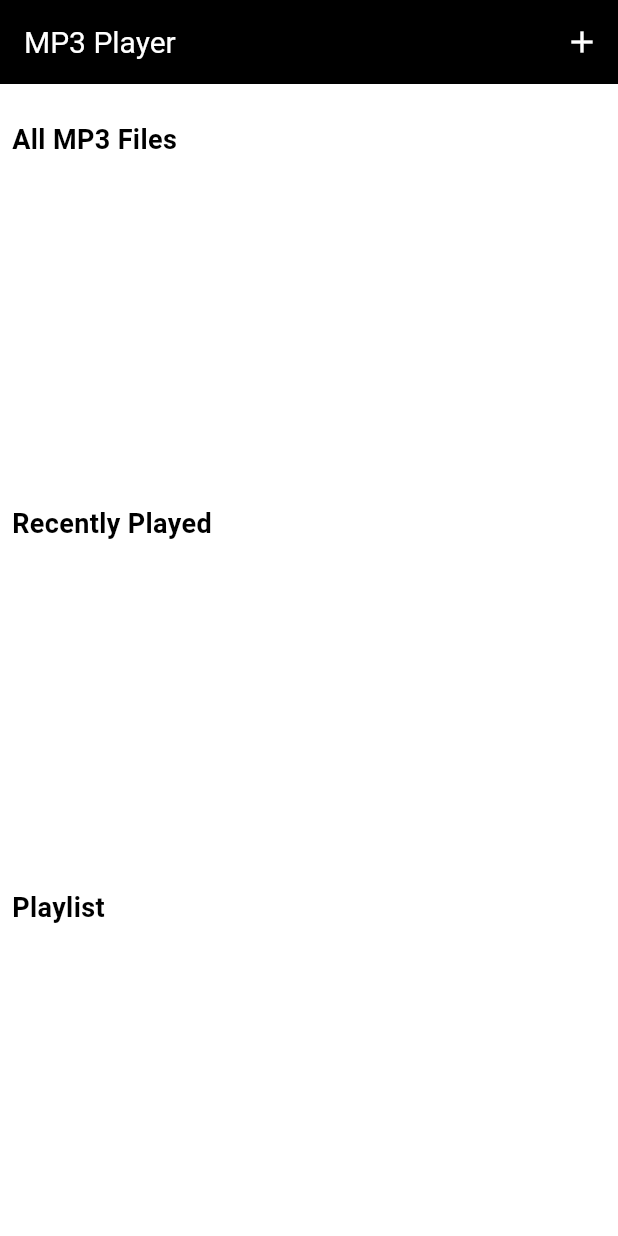
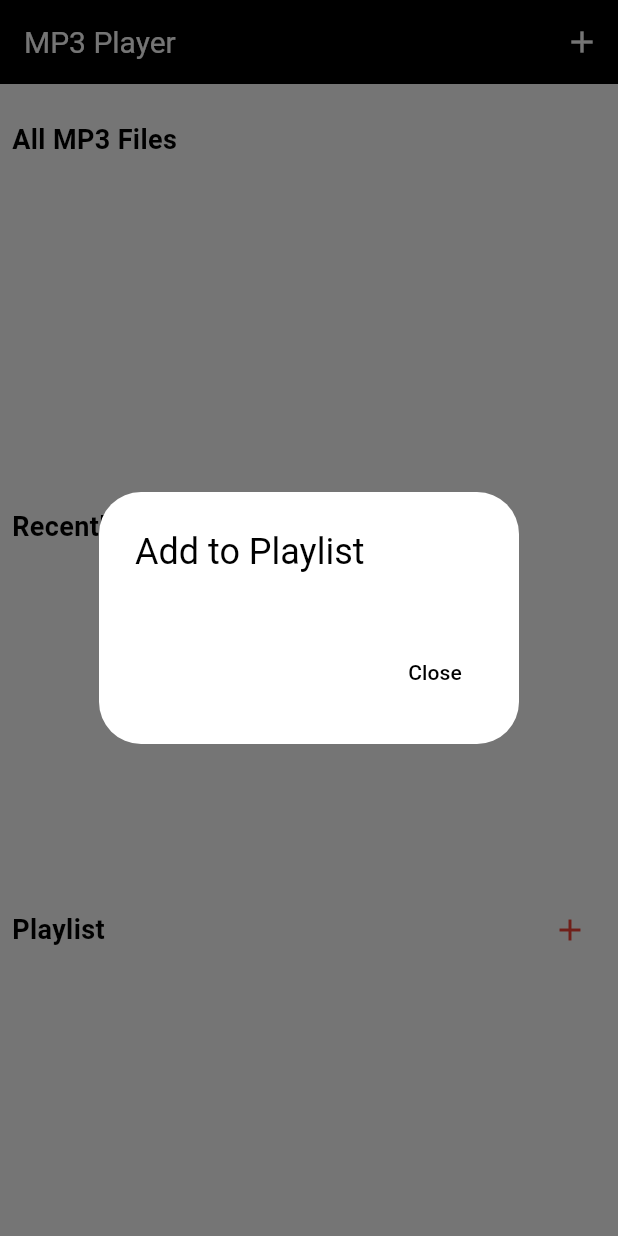
Before and after one commit to SungminPark1997/break-point, a Flutter app: the screen it shows after launch, after a tap on the "add" icon, on a phone screen of 412 x 824 dp. Run offline on Flutter 3.47's test engine with Material 3 defaults, Android fonts, the phone set to English and light mode, and no system bars; our stand-ins replace audioplayers, file_picker; missing offline and left inert: flutter_media_metadata.

```diff
--- a/lib/main.dart
+++ b/lib/main.dart
@@ -1,8 +1,5 @@
-import 'package:breakpoint/player_screen.dart';
+import 'package:breakpoint/mp3player_screen.dart';
 import 'package:flutter/material.dart';
-import 'package:audioplayers/audioplayers.dart';
-import 'package:file_picker/file_picker.dart';
-import 'dart:io';
 
 void main() => runApp(const MP3PlayerApp());
 
@@ -42,174 +39,3 @@ class MP3PlayerApp extends StatelessWidget {
     );
   }
 }
-
-class MP3PlayerScreen extends StatefulWidget {
-  const MP3PlayerScreen({super.key});
-
-  @override
-  _MP3PlayerScreenState createState() => _MP3PlayerScreenState();
-}
-
-class _MP3PlayerScreenState extends State<MP3PlayerScreen> {
-  final AudioPlayer _audioPlayer = AudioPlayer();
-  final List<File> _mp3Files = [];
-  File? _currentlyPlaying;
-  final List<File> _recentlyPlayed = [];
-  final List<File> _playlist = [];
-
-  @override
-  Widget build(BuildContext context) {
-    return Scaffold(
-      appBar: AppBar(
-        title: const Text('MP3 Player'),
-        actions: [
-          IconButton(
-            icon: const Icon(
-              Icons.add,
-              color: Colors.white,
-            ),
-            onPressed: _addMP3Files,
-          ),
-        ],
-      ),
-      body: Column(
-        crossAxisAlignment: CrossAxisAlignment.start,
-        children: [
-          _currentlyPlaying != null
-              ? Padding(
-                  padding: const EdgeInsets.all(8.0),
-                  child: Container(
-                    decoration: BoxDecoration(
-                      color: Colors.black12,
-                      borderRadius: BorderRadius.circular(10),
-                    ),
-                    child: ListTile(
-                      title: Text(
-                        _currentlyPlaying!.path.split('/').last,
-                        style: const TextStyle(color: Colors.black),
-                      ),
-                      subtitle: const Text(
-                        'Currently Playing',
-                        style: TextStyle(color: Colors.red),
-                      ),
-                      trailing: IconButton(
-                        icon: const Icon(Icons.stop, color: Colors.red),
-                        onPressed: _stop,
-                      ),
-                    ),
-                  ),
-                )
-              : Container(),
-          const Divider(),
-          const Padding(
-            padding: EdgeInsets.all(8.0),
-            child: Text(
-              'All MP3 Files',
-              style: TextStyle(
-                  fontSize: 18,
-                  fontWeight: FontWeight.bold,
-                  color: Colors.black),
-            ),
-          ),
-          Expanded(
-            child: ListView.builder(
-              itemCount: _mp3Files.length,
-              itemBuilder: (context, index) {
-                return ListTile(
-                  title: Text(_mp3Files[index].path.split('/').last),
-                  onTap: () => _play(_mp3Files[index]),
-                  trailing: const Icon(Icons.play_arrow, color: Colors.red),
-                );
-              },
-            ),
-          ),
-          const Divider(),
-          const Padding(
-            padding: EdgeInsets.all(8.0),
-            child: Text(
-              'Recently Played',
-              style: TextStyle(
-                  fontSize: 18,
-                  fontWeight: FontWeight.bold,
-                  color: Colors.black),
-            ),
-          ),
-          Expanded(
-            child: ListView.builder(
-              itemCount: _recentlyPlayed.length,
-              itemBuilder: (context, index) {
-                return ListTile(
-                  title: Text(_recentlyPlayed[index].path.split('/').last),
-                  onTap: () => _play(_recentlyPlayed[index]),
-                  trailing: const Icon(Icons.history, color: Colors.red),
-                );
-              },
-            ),
-          ),
-          const Divider(),
-          const Padding(
-            padding: EdgeInsets.all(8.0),
-            child: Text(
-              'Playlist',
-              style: TextStyle(
-                  fontSize: 18,
-                  fontWeight: FontWeight.bold,
-                  color: Colors.black),
-            ),
-          ),
-          Expanded(
-            child: ListView.builder(
-              itemCount: _playlist.length,
-              itemBuilder: (context, index) {
-                return ListTile(
-                  title: Text(_playlist[index].path.split('/').last),
-                  onTap: () => _play(_playlist[index]),
-                  trailing: const Icon(Icons.queue_music, color: Colors.red),
-                );
-              },
-            ),
-          ),
-        ],
-      ),
-    );
-  }
-
-  void _addMP3Files() async {
-    FilePickerResult? result = await FilePicker.platform.pickFiles(
-      allowMultiple: true,
-      type: FileType.custom,
-      allowedExtensions: ['mp3'],
-    );
-
-    if (result != null) {
-      List<File> files = result.paths.map((path) => File(path!)).toList();
-      setState(() {
-        _mp3Files.addAll(files);
-      });
-    }
-  }
-
-  void _play(File file) {
-    setState(() {
-      if (!_recentlyPlayed.contains(file)) {
-        _recentlyPlayed.insert(0, file);
-      } else {
-        _recentlyPlayed.remove(file);
-        _recentlyPlayed.insert(0, file);
-      }
-    });
-    Navigator.push(
-      context,
-      MaterialPageRoute(
-        builder: (context) => PlayerScreen(file: file),
-      ),
-    );
-  }
-
-  void _stop() async {
-    await _audioPlayer.stop();
-    setState(() {
-      _currentlyPlaying = null;
-    });
-  }
-}
--- /dev/null
+++ b/lib/mp3player_screen.dart
@@ -0,0 +1,230 @@
+import 'dart:io';
+
+import 'package:audioplayers/audioplayers.dart';
+import 'package:breakpoint/player_screen.dart';
+import 'package:file_picker/file_picker.dart';
+import 'package:flutter/material.dart';
+
+class MP3PlayerScreen extends StatefulWidget {
+  const MP3PlayerScreen({super.key});
+
+  @override
+  _MP3PlayerScreenState createState() => _MP3PlayerScreenState();
+}
+
+class _MP3PlayerScreenState extends State<MP3PlayerScreen> {
+  final AudioPlayer _audioPlayer = AudioPlayer();
+  final List<File> _mp3Files = [];
+  File? _currentlyPlaying;
+  final List<File> _recentlyPlayed = [];
+  final List<File> _playlist = [];
+
+  void _addMP3Files() async {
+    FilePickerResult? result = await FilePicker.platform.pickFiles(
+      allowMultiple: true,
+      type: FileType.custom,
+      allowedExtensions: ['mp3'],
+    );
+
+    if (result != null) {
+      List<File> files = result.paths.map((path) => File(path!)).toList();
+      setState(() {
+        _mp3Files.addAll(files);
+      });
+    }
+  }
+
+  void _play(File file) {
+    setState(() {
+      if (!_recentlyPlayed.contains(file)) {
+        _recentlyPlayed.insert(0, file);
+      } else {
+        _recentlyPlayed.remove(file);
+        _recentlyPlayed.insert(0, file);
+      }
+    });
+    Navigator.push(
+      context,
+      MaterialPageRoute(
+        builder: (context) => PlayerScreen(file: file),
+      ),
+    );
+  }
+
+  void _stop() async {
+    await _audioPlayer.stop();
+    setState(() {
+      _currentlyPlaying = null;
+    });
+  }
+
+  void _showAddToPlaylistDialog() {
+    showDialog(
+      context: context,
+      builder: (BuildContext context) {
+        return AlertDialog(
+          title: const Text('Add to Playlist'),
+          content: SingleChildScrollView(
+            child: ListBody(
+              children: _mp3Files.map((file) {
+                return CheckboxListTile(
+                  title: Text(file.path.split('/').last),
+                  value: _playlist.contains(file),
+                  onChanged: (bool? value) {
+                    setState(() {
+                      if (value == true) {
+                        _playlist.add(file);
+                      } else {
+                        _playlist.remove(file);
+                      }
+                    });
+                    Navigator.of(context).pop();
+                  },
+                );
+              }).toList(),
+            ),
+          ),
+          actions: <Widget>[
+            TextButton(
+              child: const Text('Close'),
+              onPressed: () {
+                Navigator.of(context).pop();
+              },
+            ),
+          ],
+        );
+      },
+    );
+  }
+
+  @override
+  Widget build(BuildContext context) {
+    return Scaffold(
+      appBar: AppBar(
+        title: const Text('MP3 Player'),
+        actions: [
+          IconButton(
+            icon: const Icon(
+              Icons.add,
+              color: Colors.white,
+            ),
+            onPressed: _addMP3Files,
+          ),
+        ],
+      ),
+      body: SingleChildScrollView(
+        child: Column(
+          crossAxisAlignment: CrossAxisAlignment.start,
+          children: [
+            _currentlyPlaying != null
+                ? Padding(
+                    padding: const EdgeInsets.all(8.0),
+                    child: Container(
+                      decoration: BoxDecoration(
+                        color: Colors.black12,
+                        borderRadius: BorderRadius.circular(10),
+                      ),
+                      child: ListTile(
+                        title: Text(
+                          _currentlyPlaying!.path.split('/').last,
+                          style: const TextStyle(color: Colors.black),
+                        ),
+                        subtitle: const Text(
+                          'Currently Playing',
+                          style: TextStyle(color: Colors.red),
+                        ),
+                        trailing: IconButton(
+                          icon: const Icon(Icons.stop, color: Colors.red),
+                          onPressed: _stop,
+                        ),
+                      ),
+                    ),
+                  )
+                : Container(),
+            const Divider(),
+            const Padding(
+              padding: EdgeInsets.all(8.0),
+              child: Text(
+                'All MP3 Files',
+                style: TextStyle(
+                    fontSize: 18,
+                    fontWeight: FontWeight.bold,
+                    color: Colors.black),
+              ),
+            ),
+            SizedBox(
+              height: 200,
+              child: ListView.builder(
+                itemCount: _mp3Files.length,
+                itemBuilder: (context, index) {
+                  return ListTile(
+                    title: Text(_mp3Files[index].path.split('/').last),
+                    onTap: () => _play(_mp3Files[index]),
+                    trailing: const Icon(Icons.play_arrow, color: Colors.red),
+                  );
+                },
+              ),
+            ),
+            const Divider(),
+            const Padding(
+              padding: EdgeInsets.all(8.0),
+              child: Text(
+                'Recently Played',
+                style: TextStyle(
+                    fontSize: 18,
+                    fontWeight: FontWeight.bold,
+                    color: Colors.black),
+              ),
+            ),
+            SizedBox(
+              height: 200,
+              child: ListView.builder(
+                itemCount: _recentlyPlayed.length,
+                itemBuilder: (context, index) {
+                  return ListTile(
+                    title: Text(_recentlyPlayed[index].path.split('/').last),
+                    onTap: () => _play(_recentlyPlayed[index]),
+                    trailing: const Icon(Icons.history, color: Colors.red),
+                  );
+                },
+              ),
+            ),
+            const Divider(),
+            Padding(
+              padding: const EdgeInsets.all(8.0),
+              child: Row(
+                mainAxisAlignment: MainAxisAlignment.spaceBetween,
+                children: [
+                  const Text(
+                    'Playlist',
+                    style: TextStyle(
+                        fontSize: 18,
+                        fontWeight: FontWeight.bold,
+                        color: Colors.black),
+                  ),
+                  IconButton(
+                    icon: const Icon(Icons.add, color: Colors.red),
+                    onPressed: _showAddToPlaylistDialog, // 다이얼로그를 보여줌
+                  ),
+                ],
+              ),
+            ),
+            SizedBox(
+              height: 200,
+              child: ListView.builder(
+                itemCount: _playlist.length,
+                itemBuilder: (context, index) {
+                  return ListTile(
+                    title: Text(_playlist[index].path.split('/').last),
+                    onTap: () => _play(_playlist[index]),
+                    trailing: const Icon(Icons.queue_music, color: Colors.red),
+                  );
+                },
+              ),
+            ),
+          ],
+        ),
+      ),
+    );
+  }
+}
--- a/lib/widgets/common.dart
+++ /dev/null
@@ -1,3 +0,0 @@
-// common.dart
-
-export 'mobile_add_song.dart' if (dart.library.html) 'web_add_song.dart';
```
Also changed, not shown: lib/home_screen.dart (deleted, +0 -49 lines), lib/player_screen.dart (+6 -1 lines), lib/widgets/add_song.dart (deleted, +0 -97 lines), lib/widgets/card.dart (deleted, +0 -36 lines), lib/widgets/content_list.dart (deleted, +0 -28 lines), lib/widgets/header.dart (deleted, +0 -31 lines), lib/widgets/mobile_add_song.dart (deleted, +0 -27 lines), lib/widgets/title.dart (deleted, +0 -36 lines), 1 other file.
